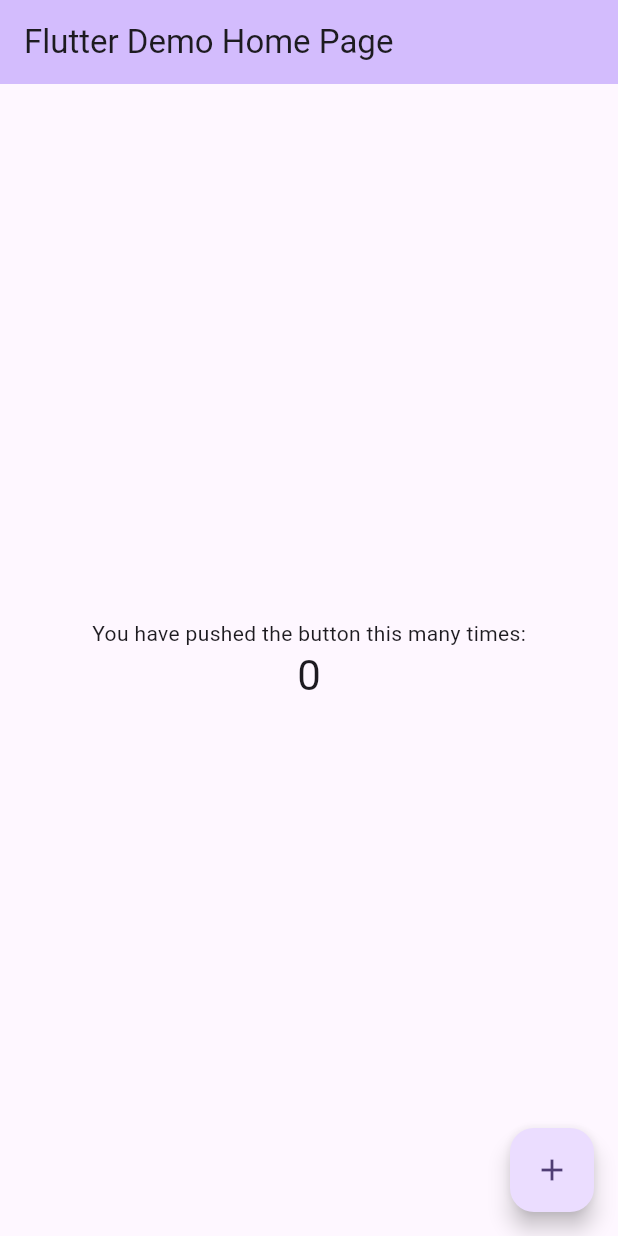
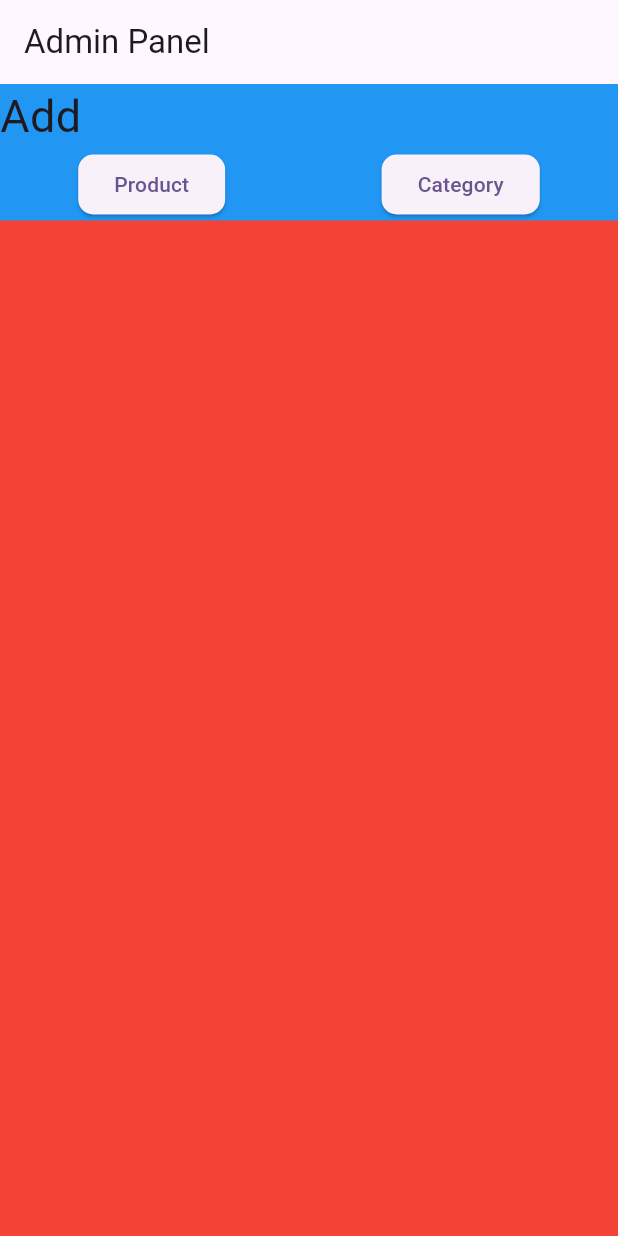
Before and after one commit to armaan-yadav/ecommerce-admin-flutter, a Flutter app: the screen it shows after launch, on a phone screen of 412 x 824 dp. Run offline on Flutter 3.47's test engine with Material 3 defaults, Android fonts, the phone set to English and light mode, and no system bars; our stand-ins replace cloud_firestore, firebase_storage, fluttertoast, image_picker; accounts and stored records are empty.

Commit message:
add new category

```diff
--- a/lib/main.dart
+++ b/lib/main.dart
@@ -1,3 +1,5 @@
+import 'package:ecom_admin/screens/add_category/add_category.dart';
+import 'package:ecom_admin/screens/home_page/home_page.dart';
 import 'package:flutter/material.dart';
 
 void main() {
@@ -11,115 +13,13 @@
   @override
   Widget build(BuildContext context) {
     return MaterialApp(
+      debugShowCheckedModeBanner: false,
       title: 'Flutter Demo',
       theme: ThemeData(
-        // This is the theme of your application.
-        //
-        // TRY THIS: Try running your application with "flutter run". You'll see
-        // the application has a purple toolbar. Then, without quitting the app,
-        // try changing the seedColor in the colorScheme below to Colors.green
-        // and then invoke "hot reload" (save your changes or press the "hot
-        // reload" button in a Flutter-supported IDE, or press "r" if you used
-        // the command line to start the app).
-        //
-        // Notice that the counter didn't reset back to zero; the application
-        // state is not lost during the reload. To reset the state, use hot
-        // restart instead.
-        //
-        // This works for code too, not just values: Most code changes can be
-        // tested with just a hot reload.
         colorScheme: ColorScheme.fromSeed(seedColor: Colors.deepPurple),
         useMaterial3: true,
       ),
-      home: const MyHomePage(title: 'Flutter Demo Home Page'),
+      home: HomePage(),
     );
   }
 }
-
-class MyHomePage extends StatefulWidget {
-  const MyHomePage({super.key, required this.title});
-
-  // This widget is the home page of your application. It is stateful, meaning
-  // that it has a State object (defined below) that contains fields that affect
-  // how it looks.
-
-  // This class is the configuration for the state. It holds the values (in this
-  // case the title) provided by the parent (in this case the App widget) and
-  // used by the build method of the State. Fields in a Widget subclass are
-  // always marked "final".
-
-  final String title;
-
-  @override
-  State<MyHomePage> createState() => _MyHomePageState();
-}
-
-class _MyHomePageState extends State<MyHomePage> {
-  int _counter = 0;
-
-  void _incrementCounter() {
-    setState(() {
-      // This call to setState tells the Flutter framework that something has
-      // changed in this State, which causes it to rerun the build method below
-      // so that the display can reflect the updated values. If we changed
-      // _counter without calling setState(), then the build method would not be
-      // called again, and so nothing would appear to happen.
-      _counter++;
-    });
-  }
-
-  @override
-  Widget build(BuildContext context) {
-    // This method is rerun every time setState is called, for instance as done
-    // by the _incrementCounter method above.
-    //
-    // The Flutter framework has been optimized to make rerunning build methods
-    // fast, so that you can just rebuild anything that needs updating rather
-    // than having to individually change instances of widgets.
-    return Scaffold(
-      appBar: AppBar(
-        // TRY THIS: Try changing the color here to a specific color (to
-        // Colors.amber, perhaps?) and trigger a hot reload to see the AppBar
-        // change color while the other colors stay the same.
-        backgroundColor: Theme.of(context).colorScheme.inversePrimary,
-        // Here we take the value from the MyHomePage object that was created by
-        // the App.build method, and use it to set our appbar title.
-        title: Text(widget.title),
-      ),
-      body: Center(
-        // Center is a layout widget. It takes a single child and positions it
-        // in the middle of the parent.
-        child: Column(
-          // Column is also a layout widget. It takes a list of children and
-          // arranges them vertically. By default, it sizes itself to fit its
-          // children horizontally, and tries to be as tall as its parent.
-          //
-          // Column has various properties to control how it sizes itself and
-          // how it positions its children. Here we use mainAxisAlignment to
-          // center the children vertically; the main axis here is the vertical
-          // axis because Columns are vertical (the cross axis would be
-          // horizontal).
-          //
-          // TRY THIS: Invoke "debug painting" (choose the "Toggle Debug Paint"
-          // action in the IDE, or press "p" in the console), to see the
-          // wireframe for each widget.
-          mainAxisAlignment: MainAxisAlignment.center,
-          children: <Widget>[
-            const Text(
-              'You have pushed the button this many times:',
-            ),
-            Text(
-              '$_counter',
-              style: Theme.of(context).textTheme.headlineMedium,
-            ),
-          ],
-        ),
-      ),
-      floatingActionButton: FloatingActionButton(
-        onPressed: _incrementCounter,
-        tooltip: 'Increment',
-        child: const Icon(Icons.add),
-      ), // This trailing comma makes auto-formatting nicer for build methods.
-    );
-  }
-}
--- /dev/null
+++ b/lib/screens/home_page/home_page.dart
@@ -0,0 +1,81 @@
+import 'package:ecom_admin/constants/routes.dart';
+import 'package:ecom_admin/screens/add_category/add_category.dart';
+import 'package:flutter/material.dart';
+import 'package:flutter/widgets.dart';
+
+class HomePage extends StatefulWidget {
+  const HomePage({super.key});
+
+  @override
+  State<HomePage> createState() => _HomePageState();
+}
+
+class _HomePageState extends State<HomePage> {
+  @override
+  Widget build(BuildContext context) {
+    return Scaffold(
+      appBar: AppBar(
+        title: const Text("Admin Panel"),
+      ),
+      body: Container(
+        width: double.infinity,
+        color: Colors.red,
+        child: Column(
+          children: [
+            // ADD  FEATURE
+            Container(
+              color: Colors.blue,
+              width: double.infinity,
+              child: Column(
+                crossAxisAlignment: CrossAxisAlignment.start,
+                children: [
+                  const Text("Add",
+                      style: TextStyle(
+                        fontSize: 30,
+                      )),
+                  Row(
+                    mainAxisAlignment: MainAxisAlignment.spaceAround,
+                    children: [
+                      ElevatedButton(
+                        onPressed: () {},
+                        child: Text(
+                          "Product",
+                        ),
+                        style: ButtonStyle(
+                          shape: MaterialStateProperty.all(
+                            RoundedRectangleBorder(
+                              borderRadius: BorderRadius.all(
+                                Radius.circular(10),
+                              ),
+                            ),
+                          ),
+                        ),
+                      ),
+                      ElevatedButton(
+                        onPressed: () {
+                          Routes.instance.push(AddCategory(), context);
+                        },
+                        child: Text(
+                          "Category",
+                        ),
+                        style: ButtonStyle(
+                          shape: MaterialStateProperty.all(
+                            RoundedRectangleBorder(
+                              borderRadius: BorderRadius.all(
+                                Radius.circular(10),
+                              ),
+                            ),
+                          ),
+                        ),
+                      )
+                    ],
+                  )
+                ],
+              ),
+            ),
+          ],
+        ),
+      ),
+    );
+  }
+}
```
Also changed, not shown: lib/constants/image_picker.dart (added, +13 -0 lines), lib/constants/routes.dart (added, +21 -0 lines), lib/constants/toast.dart (added, +18 -0 lines), lib/firebase_helper/firebase storage/firebase_storage.dart (added, +8 -0 lines), lib/firebase_helper/firestore/firestore_functions.dart (added, +91 -0 lines), lib/models/category_model.dart (added, +30 -0 lines), lib/models/product_model.dart (added, +46 -0 lines), lib/screens/add_category/add_category.dart (added, +62 -0 lines), lib/widgets/text_form_field.dart (added, +30 -0 lines), pubspec.yaml (+11 -4 lines), firebase.json (added), pubspec.lock, 9 other files.
